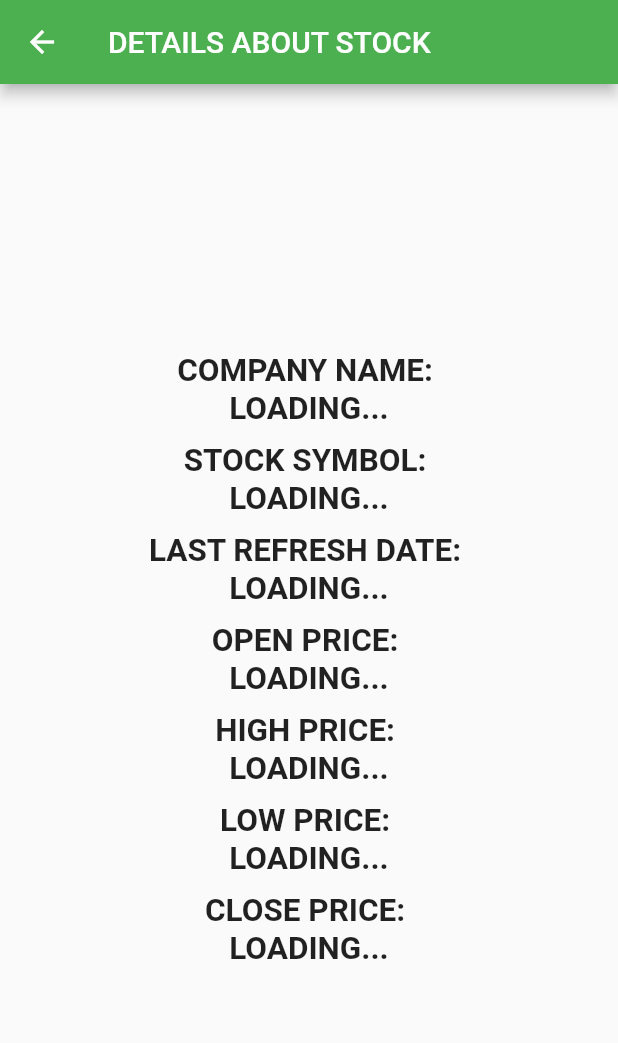
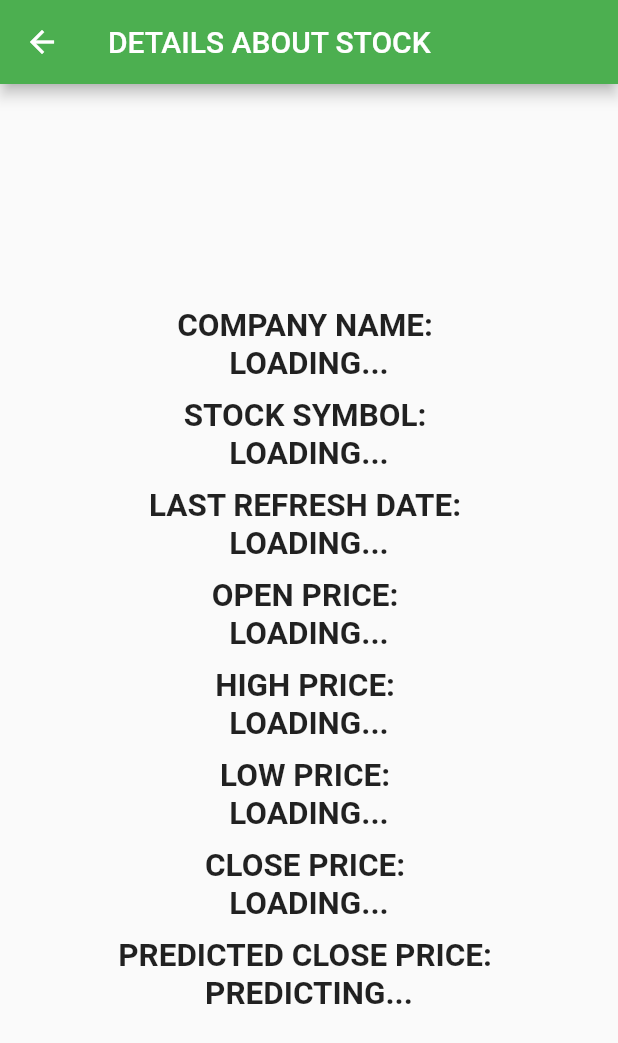
Before and after one commit to Pranav2525/stock_price_predictor, a Flutter app: the StockDetail screen opened directly with empty values, on a phone screen of 412 x 824 dp. Shown: the top 1043 px of the screen. Run offline on Flutter 3.47's test engine with Material 2 defaults, Android fonts, the phone set to English and light mode, and no system bars; our stand-ins replace firebase_auth, firebase_core, google_sign_in; accounts and stored records are empty; network calls fail.

Commit message:
Update stockdetailscreen.dart

```diff
--- a/lib/stockdetailscreen.dart
+++ b/lib/stockdetailscreen.dart
@@ -18,6 +18,7 @@ class _StockDetailState extends State<StockDetail> {
   String HighPrice="LOADING...";
   String LowPrice="LOADING...";
   String ClosePrice="LOADING...";
+  String Predicted="PREDICTING...";
     void initState(){
     super.initState();
     getHttprequest(widget.symbol,widget.company);
@@ -40,6 +41,15 @@ class _StockDetailState extends State<StockDetail> {
 
      });
     }
+   String url2="http://ec2-13-233-130-174.ap-south-1.compute.amazonaws.com:8080/predict/"+symbolName+".BSE";
+   var response2= await http.get(Uri.parse(url2));
+   if(response2.statusCode==200)
+   {
+     Map<String,dynamic>map = jsonDecode(response2.body);
+     Predicted=map["prediction"];
+     setState(() {
+     });
+   }
   }
   Widget build(BuildContext context)
   {
@@ -76,6 +86,9 @@ class _StockDetailState extends State<StockDetail> {
                   SizedBox(height: 10,),
                   Text("CLOSE PRICE: ",style: TextStyle(fontSize: 21,fontWeight:FontWeight.bold)),
                   Text(ClosePrice,style: TextStyle(fontSize: 21,fontWeight:FontWeight.bold)),
+                  SizedBox(height: 10,),
+                  Text("PREDICTED CLOSE PRICE: ",style: TextStyle(fontSize: 21,fontWeight:FontWeight.bold)),
+                  Text(Predicted,style: TextStyle(fontSize: 21,fontWeight:FontWeight.bold)),
                 ]
               ),
             )
```
